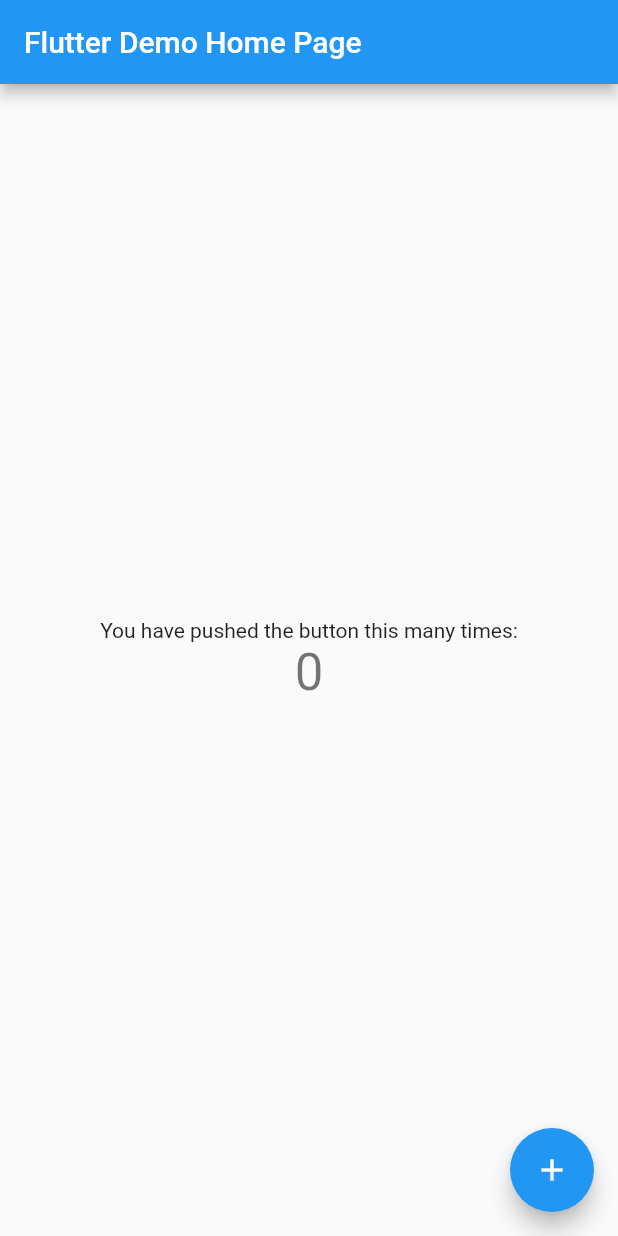
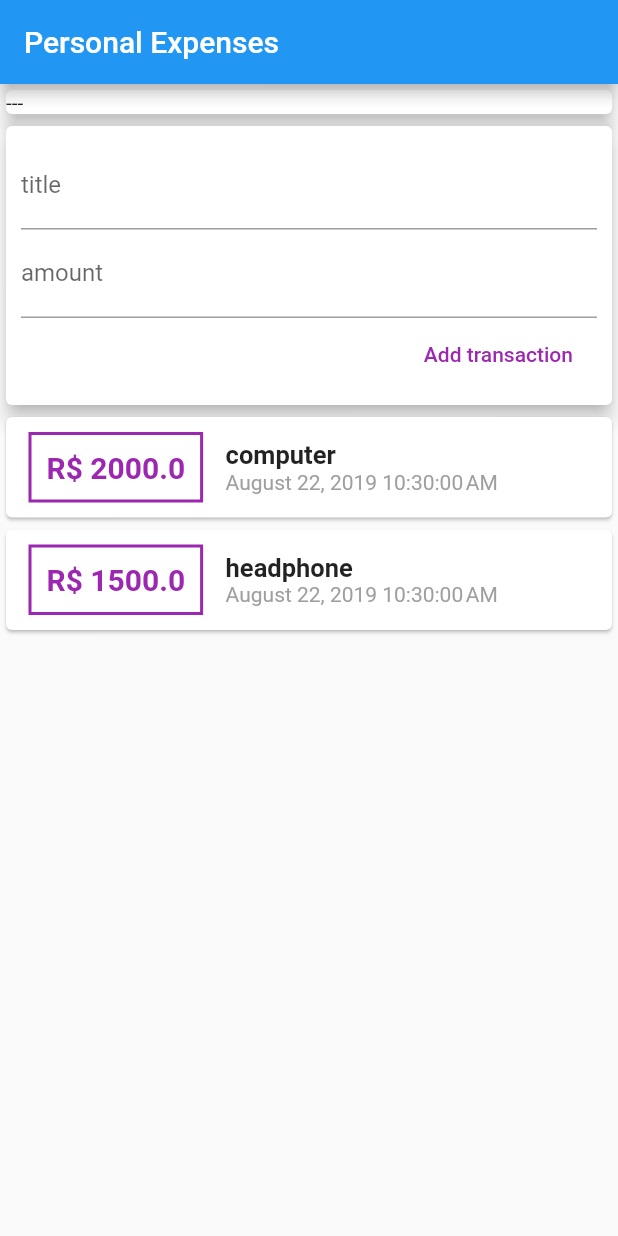
Before and after one commit to aclaudiojj/personal_expenses, a Flutter app: the screen it shows after launch, on a phone screen of 412 x 824 dp. Run offline on Flutter 3.47's test engine with Material 2 defaults, Android fonts, the phone set to English and light mode, and no system bars.

Commit message:
list, styling, inputs and save button

```diff
--- a/lib/main.dart
+++ b/lib/main.dart
@@ -1,111 +1,4 @@
 import 'package:flutter/material.dart';
+import 'package:personal_expenses/screens/expenses_list.dart';
 
-void main() => runApp(MyApp());
-
-class MyApp extends StatelessWidget {
-  // This widget is the root of your application.
-  @override
-  Widget build(BuildContext context) {
-    return MaterialApp(
-      title: 'Flutter Demo',
-      theme: ThemeData(
-        // This is the theme of your application.
-        //
-        // Try running your application with "flutter run". You'll see the
-        // application has a blue toolbar. Then, without quitting the app, try
-        // changing the primarySwatch below to Colors.green and then invoke
-        // "hot reload" (press "r" in the console where you ran "flutter run",
-        // or simply save your changes to "hot reload" in a Flutter IDE).
-        // Notice that the counter didn't reset back to zero; the application
-        // is not restarted.
-        primarySwatch: Colors.blue,
-      ),
-      home: MyHomePage(title: 'Flutter Demo Home Page'),
-    );
-  }
-}
-
-class MyHomePage extends StatefulWidget {
-  MyHomePage({Key key, this.title}) : super(key: key);
-
-  // This widget is the home page of your application. It is stateful, meaning
-  // that it has a State object (defined below) that contains fields that affect
-  // how it looks.
-
-  // This class is the configuration for the state. It holds the values (in this
-  // case the title) provided by the parent (in this case the App widget) and
-  // used by the build method of the State. Fields in a Widget subclass are
-  // always marked "final".
-
-  final String title;
-
-  @override
-  _MyHomePageState createState() => _MyHomePageState();
-}
-
-class _MyHomePageState extends State<MyHomePage> {
-  int _counter = 0;
-
-  void _incrementCounter() {
-    setState(() {
-      // This call to setState tells the Flutter framework that something has
-      // changed in this State, which causes it to rerun the build method below
-      // so that the display can reflect the updated values. If we changed
-      // _counter without calling setState(), then the build method would not be
-      // called again, and so nothing would appear to happen.
-      _counter++;
-    });
-  }
-
-  @override
-  Widget build(BuildContext context) {
-    // This method is rerun every time setState is called, for instance as done
-    // by the _incrementCounter method above.
-    //
-    // The Flutter framework has been optimized to make rerunning build methods
-    // fast, so that you can just rebuild anything that needs updating rather
-    // than having to individually change instances of widgets.
-    return Scaffold(
-      appBar: AppBar(
-        // Here we take the value from the MyHomePage object that was created by
-        // the App.build method, and use it to set our appbar title.
-        title: Text(widget.title),
-      ),
-      body: Center(
-        // Center is a layout widget. It takes a single child and positions it
-        // in the middle of the parent.
-        child: Column(
-          // Column is also layout widget. It takes a list of children and
-          // arranges them vertically. By default, it sizes itself to fit its
-          // children horizontally, and tries to be as tall as its parent.
-          //
-          // Invoke "debug painting" (press "p" in the console, choose the
-          // "Toggle Debug Paint" action from the Flutter Inspector in Android
-          // Studio, or the "Toggle Debug Paint" command in Visual Studio Code)
-          // to see the wireframe for each widget.
-          //
-          // Column has various properties to control how it sizes itself and
-          // how it positions its children. Here we use mainAxisAlignment to
-          // center the children vertically; the main axis here is the vertical
-          // axis because Columns are vertical (the cross axis would be
-          // horizontal).
-          mainAxisAlignment: MainAxisAlignment.center,
-          children: <Widget>[
-            Text(
-              'You have pushed the button this many times:',
-            ),
-            Text(
-              '$_counter',
-              style: Theme.of(context).textTheme.display1,
-            ),
-          ],
-        ),
-      ),
-      floatingActionButton: FloatingActionButton(
-        onPressed: _incrementCounter,
-        tooltip: 'Increment',
-        child: Icon(Icons.add),
-      ), // This trailing comma makes auto-formatting nicer for build methods.
-    );
-  }
-}
+void main() => runApp(ExpensesList());
--- /dev/null
+++ b/lib/models/transaction.dart
@@ -0,0 +1,15 @@
+import 'package:flutter/foundation.dart';
+
+class Transaction {
+  final String id;
+  final String title;
+  final double amount;
+  final DateTime date;
+
+  Transaction({
+    @required this.id,
+    @required this.title,
+    @required this.amount,
+    @required this.date,
+  });
+}
--- /dev/null
+++ b/lib/screens/expenses_list.dart
@@ -0,0 +1,119 @@
+import 'package:flutter/material.dart';
+import 'package:intl/intl.dart';
+import 'package:personal_expenses/models/transaction.dart';
+
+class ExpensesList extends StatelessWidget {
+  final List<Transaction> transactions = [
+    Transaction(
+      id: 't1',
+      title: 'computer',
+      amount: 2000.0,
+      date: DateTime.now(),
+    ),
+    Transaction(
+      id: 't2',
+      title: 'headphone',
+      amount: 1500.0,
+      date: DateTime.now(),
+    ),
+  ];
+
+  @override
+  Widget build(BuildContext context) {
+    return MaterialApp(
+      home: Scaffold(
+        appBar: AppBar(
+          title: Text('Personal Expenses'),
+        ),
+        body: Column(
+          crossAxisAlignment: CrossAxisAlignment.stretch,
+          children: <Widget>[
+            Container(
+              width: double.infinity,
+              child: Card(
+                child: Text('---'),
+                elevation: 5,
+              ),
+            ),
+            Card(
+              elevation: 5,
+              child: Container(
+                padding: EdgeInsets.all(10),
+                child: Column(
+                  crossAxisAlignment: CrossAxisAlignment.end,
+                  children: <Widget>[
+                    TextField(
+                      decoration: InputDecoration(labelText: 'title'),
+                    ),
+                    TextField(
+                      decoration: InputDecoration(labelText: 'amount'),
+                      keyboardType: TextInputType.numberWithOptions(
+                        decimal: true,
+                      ),
+                    ),
+                    FlatButton(
+                      child: Text('Add transaction'),
+                      textColor: Colors.purple,
+                      onPressed: (() => {}),
+                    )
+                  ],
+                ),
+              ),
+            ),
+            Column(
+              children: transactions
+                  .map(
+                    (transaction) => Card(
+                      child: Row(
+                        children: <Widget>[
+                          Container(
+                            padding: EdgeInsets.all(10),
+                            margin: EdgeInsets.symmetric(
+                              vertical: 10,
+                              horizontal: 15,
+                            ),
+                            decoration: BoxDecoration(
+                              border: Border.all(
+                                width: 2,
+                                color: Colors.purple,
+                              ),
+                            ),
+                            child: Text(
+                              'R\$ ${transaction.amount}',
+                              style: TextStyle(
+                                fontWeight: FontWeight.bold,
+                                fontSize: 20,
+                                color: Colors.purple,
+                              ),
+                            ),
+                          ),
+                          Column(
+                            crossAxisAlignment: CrossAxisAlignment.start,
+                            children: <Widget>[
+                              Text(
+                                transaction.title,
+                                style: TextStyle(
+                                  fontSize: 17,
+                                  fontWeight: FontWeight.bold,
+                                ),
+                              ),
+                              Text(
+                                DateFormat().format(transaction.date),
+                                style: TextStyle(
+                                  color: Colors.grey,
+                                ),
+                              ),
+                            ],
+                          )
+                        ],
+                      ),
+                    ),
+                  )
+                  .toList(),
+            )
+          ],
+        ),
+      ),
+    );
+  }
+}
--- a/pubspec.yaml
+++ b/pubspec.yaml
@@ -19,6 +19,7 @@ environment:
 dependencies:
   flutter:
     sdk: flutter
+  intl: ^0.15.1
 
   # The following adds the Cupertino Icons font to your application.
   # Use with the CupertinoIcons class for iOS style icons.
```
Also changed, not shown: pubspec.lock.
